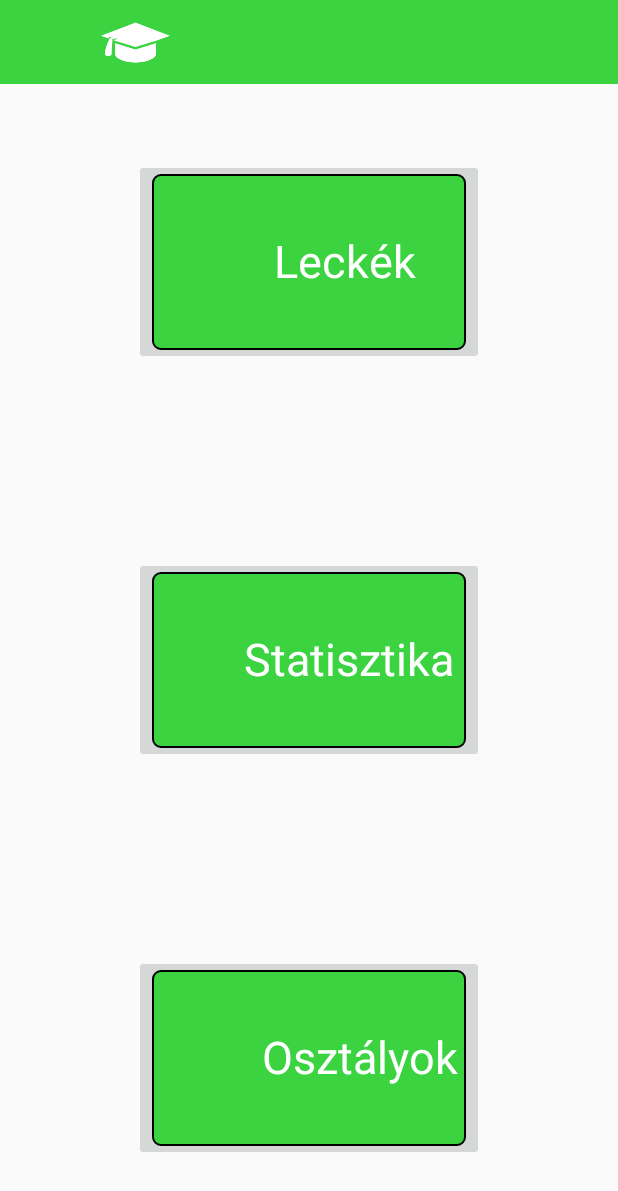
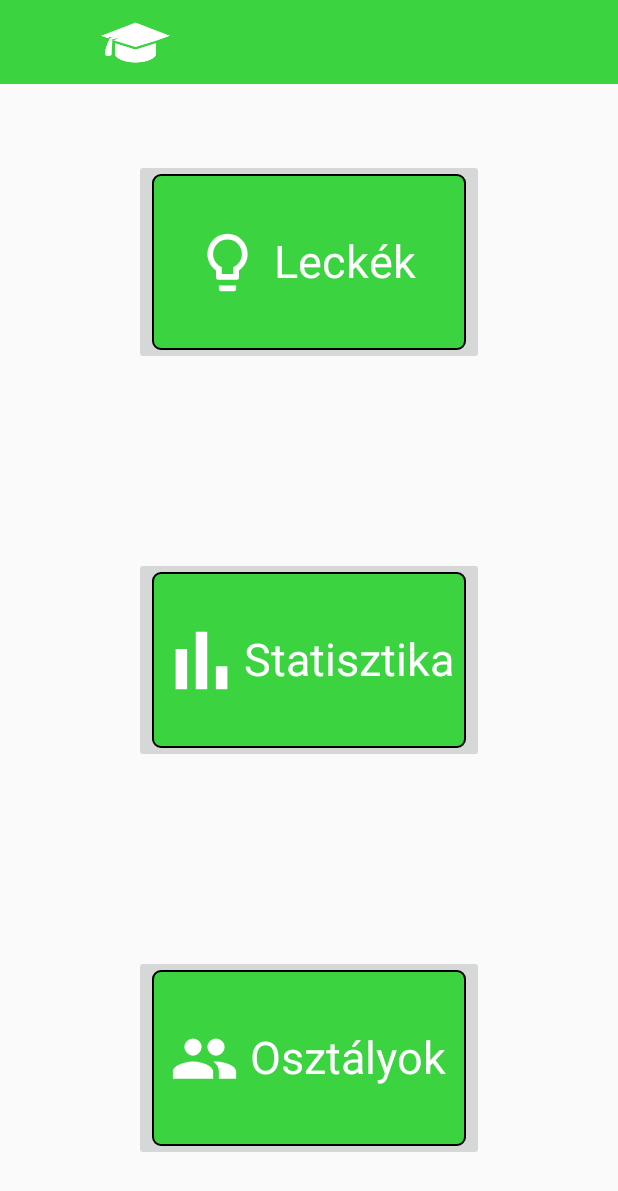
Before and after one commit to gitjuzer/2018_IIAFP_B, an Android app: the TeacherMenu screen opened directly, with no data from a screen before it, on a phone screen of 412 x 824 dp. Shown: the top 1191 px of the screen. Run offline under Robolectric (Android 15) with nearby library versions, the phone set to English and light mode, and no system bars.

Commit message:
Android - Tanár kezdőlap ikonok és elrendezés

```diff
--- /dev/null
+++ b/Android app/OktatoApp/app/src/main/res/drawable/ic_classes.xml
@@ -0,0 +1,9 @@
+<vector xmlns:android="http://schemas.android.com/apk/res/android"
+    android:width="24dp"
+    android:height="24dp"
+    android:viewportWidth="24"
+    android:viewportHeight="24">
+  <path
+      android:fillColor="#FFFFFFFF"
+      android:pathData="M16,13C15.71,13 15.38,13 15.03,13.05C16.19,13.89 17,15 17,16.5V19H23V16.5C23,14.17 18.33,13 16,13M8,13C5.67,13 1,14.17 1,16.5V19H15V16.5C15,14.17 10.33,13 8,13M8,11A3,3 0,0 0,11 8A3,3 0,0 0,8 5A3,3 0,0 0,5 8A3,3 0,0 0,8 11M16,11A3,3 0,0 0,19 8A3,3 0,0 0,16 5A3,3 0,0 0,13 8A3,3 0,0 0,16 11Z"/>
+</vector>
--- a/Android app/OktatoApp/app/src/main/res/layout/activity_teacher_menu.xml
+++ b/Android app/OktatoApp/app/src/main/res/layout/activity_teacher_menu.xml
@@ -85,7 +85,7 @@
         android:id="@+id/classes_textView"
         android:layout_width="140dp"
         android:layout_height="43dp"
-        android:layout_marginEnd="8dp"
+        android:layout_marginEnd="16dp"
         android:text="@string/classes"
         android:textColor="@color/white"
         android:textSize="30sp"
@@ -119,4 +119,42 @@
         app:layout_constraintStart_toStartOf="@+id/upperToolbar"
         app:layout_constraintTop_toTopOf="@+id/upperToolbar" />
 
+    <ImageView
+        android:id="@+id/lessonsIcon_ImgView"
+        android:layout_width="46dp"
+        android:layout_height="46dp"
+        android:layout_marginStart="24dp"
+        android:layout_marginEnd="8dp"
+        app:layout_constraintBottom_toBottomOf="@+id/lessons_Button"
+        app:layout_constraintEnd_toStartOf="@+id/lessons_textView"
+        app:layout_constraintHorizontal_bias="1.0"
+        app:layout_constraintStart_toStartOf="@+id/lessons_Button"
+        app:layout_constraintTop_toTopOf="@+id/lessons_Button"
+        app:srcCompat="@drawable/ic_lightbulb" />
+
+    <ImageView
+        android:id="@+id/statisticTIcon_ImgView"
+        android:layout_width="46dp"
+        android:layout_height="46dp"
+        android:layout_marginStart="24dp"
+        android:layout_marginEnd="8dp"
+        app:layout_constraintBottom_toBottomOf="@+id/statisticT_Button"
+        app:layout_constraintEnd_toStartOf="@+id/statisticT_textView"
+        app:layout_constraintStart_toStartOf="@+id/statisticT_Button"
+        app:layout_constraintTop_toTopOf="@+id/statisticT_Button"
+        app:srcCompat="@drawable/ic_poll" />
+
+    <ImageView
+        android:id="@+id/classesIcon_ImgView"
+        android:layout_width="46dp"
+        android:layout_height="46dp"
+        android:layout_marginStart="24dp"
+        android:layout_marginEnd="8dp"
+        app:layout_constraintBottom_toBottomOf="@+id/classes_Button"
+        app:layout_constraintEnd_toStartOf="@+id/classes_textView"
+        app:layout_constraintHorizontal_bias="0.8"
+        app:layout_constraintStart_toStartOf="@+id/classes_Button"
+        app:layout_constraintTop_toTopOf="@+id/classes_Button"
+        app:srcCompat="@drawable/ic_classes" />
+
 </android.support.constraint.ConstraintLayout>
```
